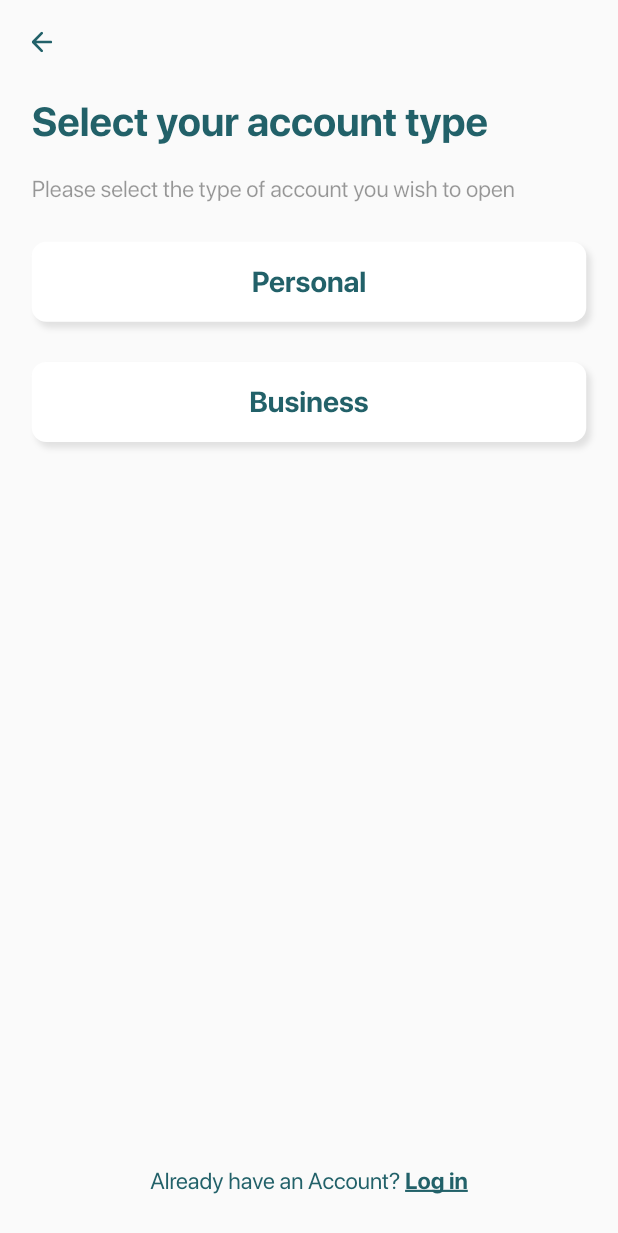
After one commit to Dev-Ayan-Dasgupta/dhabi, a Flutter app: the SelectAccountTypeScreen screen opened by its route, on a phone screen of 412 x 824 dp. The commit adds this screen. Shown: the top 1233 px of the screen. Run offline on Flutter 3.47's test engine with Material 2 defaults, Android fonts, the phone set to English and light mode, and no system bars; our stand-ins replace equatable, flutter_bloc, flutter_sizer, flutter_svg.

Commit message:
implemented choose account type and not available screens

```diff
--- a/lib/presentation/routers/app_router.dart
+++ b/lib/presentation/routers/app_router.dart
@@ -1,7 +1,9 @@
 import 'package:dialup_mobile_app/presentation/routers/routes.dart';
 import 'package:dialup_mobile_app/presentation/screens/login.dart';
+import 'package:dialup_mobile_app/presentation/screens/not_available.dart';
 import 'package:dialup_mobile_app/presentation/screens/onboarding_soft.dart';
 import 'package:dialup_mobile_app/presentation/screens/registration.dart';
+import 'package:dialup_mobile_app/presentation/screens/select_account_type.dart';
 import 'package:dialup_mobile_app/presentation/screens/splash.dart';
 import 'package:flutter/material.dart';
 
@@ -25,6 +27,16 @@ class AppRouter {
         return MaterialPageRoute(
           builder: (_) => const LoginScreen(),
         );
+      case Routes.selectAccountType:
+        return MaterialPageRoute(
+          builder: (_) => const SelectAccountTypeScreen(),
+        );
+      case Routes.notAvailable:
+        return MaterialPageRoute(
+          builder: (_) => NotAvaiableScreen(
+            argument: args,
+          ),
+        );
       default:
         return MaterialPageRoute(
           builder: (_) => const Scaffold(
--- a/lib/presentation/routers/routes.dart
+++ b/lib/presentation/routers/routes.dart
@@ -3,4 +3,6 @@ class Routes {
   static const String onboarding = 'onboarding';
   static const String registration = 'registration';
   static const String login = 'login';
+  static const String selectAccountType = 'select-account-type';
+  static const String notAvailable = 'not-available';
 }
--- a/lib/presentation/screens/login.dart
+++ b/lib/presentation/screens/login.dart
@@ -1,4 +1,3 @@
-import 'package:dialup_mobile_app/data/bloc/email/email_bloc.dart';
 import 'package:dialup_mobile_app/data/bloc/showPassword/show_password_bloc.dart';
 import 'package:dialup_mobile_app/data/bloc/showPassword/show_password_events.dart';
 import 'package:dialup_mobile_app/data/bloc/showPassword/show_password_states.dart';
--- /dev/null
+++ b/lib/presentation/screens/select_account_type.dart
@@ -0,0 +1,129 @@
+import 'package:dialup_mobile_app/presentation/routers/routes.dart';
+import 'package:dialup_mobile_app/presentation/widgets/core/index.dart';
+import 'package:dialup_mobile_app/utils/constants/index.dart';
+import 'package:flutter/material.dart';
+import 'package:flutter_sizer/flutter_sizer.dart';
+
+class SelectAccountTypeScreen extends StatefulWidget {
+  const SelectAccountTypeScreen({Key? key}) : super(key: key);
+
+  @override
+  State<SelectAccountTypeScreen> createState() =>
+      _SelectAccountTypeScreenState();
+}
+
+class _SelectAccountTypeScreenState extends State<SelectAccountTypeScreen> {
+  @override
+  Widget build(BuildContext context) {
+    return Scaffold(
+      appBar: AppBar(
+        leading: const AppBarLeading(),
+        backgroundColor: Colors.transparent,
+        elevation: 0,
+      ),
+      body: Padding(
+        padding:
+            EdgeInsets.symmetric(horizontal: (22 / Dimensions.designWidth).w),
+        child: Column(
+          children: [
+            Expanded(
+              child: Column(
+                crossAxisAlignment: CrossAxisAlignment.start,
+                children: [
+                  const SizeBox(height: 10),
+                  Text(
+                    "Select your account type",
+                    style: TextStyles.primaryBold.copyWith(
+                      color: AppColors.primary,
+                      fontSize: (28 / Dimensions.designWidth).w,
+                    ),
+                  ),
+                  const SizeBox(height: 22),
+                  Text(
+                    "Please select the type of account you wish to open",
+                    style: TextStyles.primaryMedium.copyWith(
+                      color: const Color.fromRGBO(0, 0, 0, 0.4),
+                      fontSize: (16 / Dimensions.designWidth).w,
+                    ),
+                  ),
+                  const SizeBox(height: 30),
+                  SolidButton(
+                    onTap: () {},
+                    color: Colors.white,
+                    boxShadow: [
+                      BoxShadow(
+                        color: const Color.fromRGBO(0, 0, 0, 0.1),
+                        offset: Offset(
+                          (3 / Dimensions.designWidth).w,
+                          (4 / Dimensions.designHeight).h,
+                        ),
+                        blurRadius: (3 / Dimensions.designWidth).w,
+                        // spreadRadius: (2 / Dimensions.designWidth).w,
+                      ),
+                    ],
+                    fontColor: AppColors.primary,
+                    text: "Personal",
+                  ),
+                  const SizeBox(height: 30),
+                  SolidButton(
+                    onTap: () {},
+                    color: Colors.white,
+                    boxShadow: [
+                      BoxShadow(
+                        color: const Color.fromRGBO(0, 0, 0, 0.1),
+                        offset: Offset(
+                          (3 / Dimensions.designWidth).w,
+                          (4 / Dimensions.designHeight).h,
+                        ),
+                        blurRadius: (3 / Dimensions.designWidth).w,
+                        // spreadRadius: (2 / Dimensions.designWidth).w,
+                      ),
+                    ],
+                    fontColor: AppColors.primary,
+                    text: "Business",
+                  ),
+                ],
+              ),
+            ),
+            Center(
+              child: Column(
+                children: [
+                  InkWell(
+                    onTap: () {
+                      Navigator.pushNamed(context, Routes.login);
+                    },
+                    child: InkWell(
+                      onTap: () {
+                        Navigator.pushNamed(context, "login");
+                      },
+                      child: RichText(
+                        text: TextSpan(
+                          text: 'Already have an Account? ',
+                          style: TextStyles.primary.copyWith(
+                            color: AppColors.primary,
+                            fontSize: (16 / Dimensions.designWidth).w,
+                          ),
+                          children: <TextSpan>[
+                            TextSpan(
+                              text: 'Log in',
+                              style: TextStyles.primaryBold.copyWith(
+                                color: AppColors.primary,
+                                fontSize: (16 / Dimensions.designWidth).w,
+                                decoration: TextDecoration.underline,
+                              ),
+                            ),
+                          ],
+                        ),
+                      ),
+                    ),
+                  ),
+                  const SizeBox(height: 32),
+                ],
+              ),
+            ),
+          ],
+        ),
+      ),
+    );
+  }
+}
--- a/lib/presentation/widgets/core/solid_button.dart
+++ b/lib/presentation/widgets/core/solid_button.dart
@@ -9,7 +9,9 @@ class SolidButton extends StatelessWidget {
     required this.onTap,
     this.width,
     this.height,
+    this.borderColor,
     this.borderRadius,
+    this.boxShadow,
     this.color,
     required this.text,
     this.fontColor,
@@ -21,7 +23,9 @@ class SolidButton extends StatelessWidget {
   final VoidCallback onTap;
   double? width;
   double? height;
+  Color? borderColor;
   double? borderRadius;
+  List<BoxShadow>? boxShadow;
   Color? color;
   final String text;
   Color? fontColor;
@@ -37,16 +41,20 @@ class SolidButton extends StatelessWidget {
         width: width ?? 100.w,
         height: height ?? (60 / Dimensions.designHeight).h,
         decoration: BoxDecoration(
+          border: Border.all(color: borderColor ?? Colors.transparent),
           borderRadius: BorderRadius.all(
             Radius.circular(borderRadius ?? (10 / Dimensions.designWidth).w),
           ),
+          boxShadow: boxShadow ?? [],
           color: color ?? const Color.fromRGBO(85, 85, 85, 0.2),
         ),
         child: Center(
           child: Text(
             text,
             style: TextStyles.primaryBold.copyWith(
-                fontSize: fontSize ?? (20 / Dimensions.designWidth).w),
+              color: fontColor ?? Colors.white,
+              fontSize: fontSize ?? (20 / Dimensions.designWidth).w,
+            ),
           ),
         ),
       ),
```
Also changed, not shown: lib/data/models/arguments/not_available.dart (added, +27 -0 lines), lib/presentation/screens/not_available.dart (added, +101 -0 lines), lib/presentation/screens/registration.dart (+18 -2 lines).
